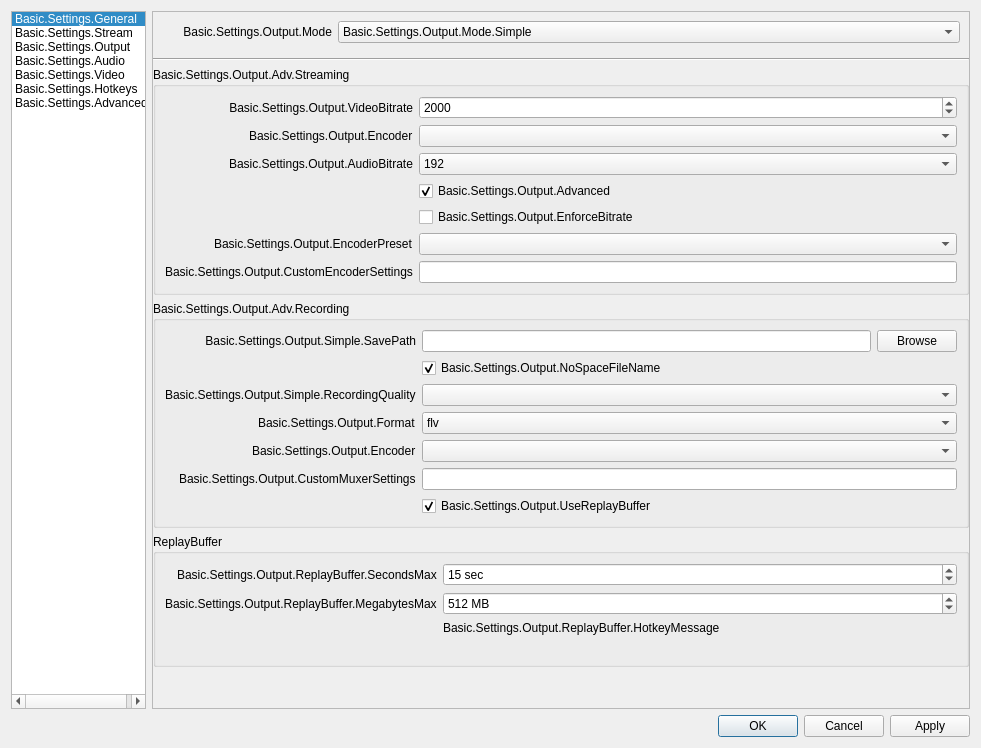
Old version of the form vendor_skins/Evercast/UI/forms/OBSBasicSettings.ui in the repository CoSMoSoftware/OBS-studio-webrtc.
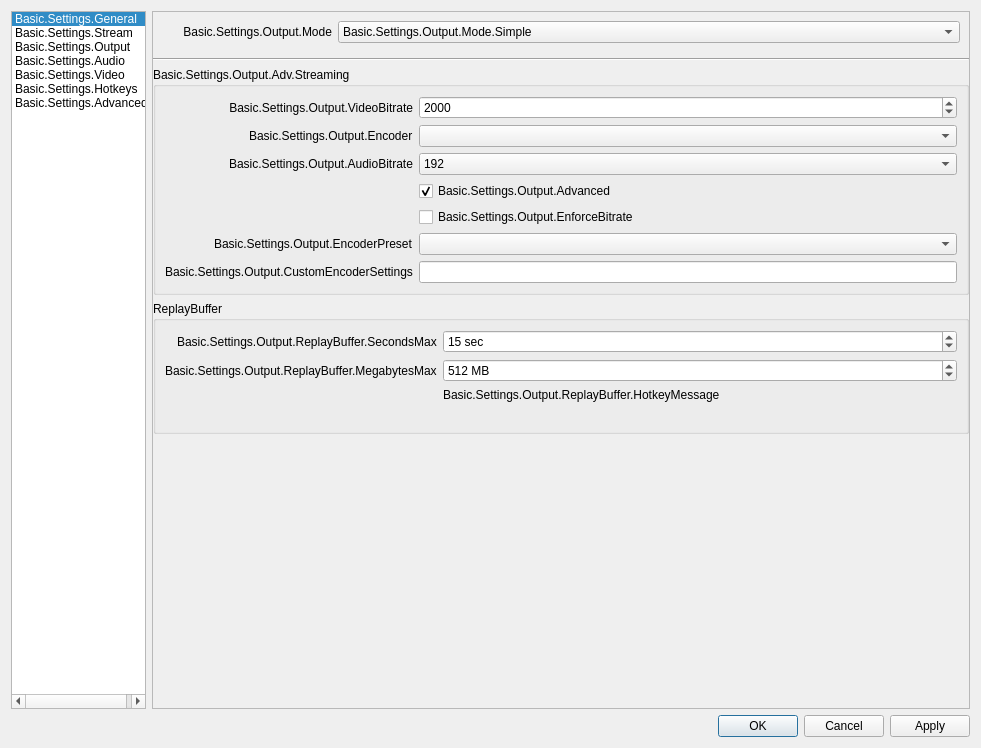
New version of the form. The open tabs and pages were chosen to show the change. Icons and pictures are not drawn.

Commit message: ENH: remove recording panel from Simple Output. #113 #124.

The edit to the form file:
```diff
--- a/vendor_skins/Evercast/UI/forms/OBSBasicSettings.ui
+++ b/vendor_skins/Evercast/UI/forms/OBSBasicSettings.ui
@@ -1007,173 +1007,6 @@
                       <property name="text">
                        <string>Basic.Settings.Output.Encoder</string>
                       </property>
-                      <property name="buddy">
-                       <cstring>simpleOutRecEncoder</cstring>
-                      </property>
-                     </widget>
-                    </item>
-                   </layout>
-                  </widget>
-                 </item>
-                 <item>
-                  <widget class="QGroupBox" name="simpleRecordingGroupBox">
-                   <property name="sizePolicy">
-                    <sizepolicy hsizetype="Preferred" vsizetype="Maximum">
-                     <horstretch>0</horstretch>
-                     <verstretch>0</verstretch>
-                    </sizepolicy>
-                   </property>
-                   <property name="title">
-                    <string>Basic.Settings.Output.Adv.Recording</string>
-                   </property>
-                   <layout class="QFormLayout" name="formLayout_6">
-                    <property name="fieldGrowthPolicy">
-                     <enum>QFormLayout::AllNonFixedFieldsGrow</enum>
-                    </property>
-                    <property name="labelAlignment">
-                     <set>Qt::AlignRight|Qt::AlignTrailing|Qt::AlignVCenter</set>
-                    </property>
-                    <item row="0" column="0">
-                     <widget class="QLabel" name="label_18">
-                      <property name="minimumSize">
-                       <size>
-                        <width>170</width>
-                        <height>0</height>
-                       </size>
-                      </property>
-                      <property name="text">
-                       <string>Basic.Settings.Output.Simple.SavePath</string>
-                      </property>
-                      <property name="alignment">
-                       <set>Qt::AlignRight|Qt::AlignTrailing|Qt::AlignVCenter</set>
-                      </property>
-                      <property name="buddy">
-                       <cstring>simpleOutputPath</cstring>
-                      </property>
-                     </widget>
-                    </item>
-                    <item row="0" column="1">
-                     <layout class="QHBoxLayout" name="horizontalLayout_5">
-                      <item>
-                       <widget class="QLineEdit" name="simpleOutputPath">
-                        <property name="enabled">
-                         <bool>true</bool>
-                        </property>
-                       </widget>
-                      </item>
-                      <item>
-                       <widget class="QPushButton" name="simpleOutputBrowse">
-                        <property name="enabled">
-                         <bool>true</bool>
-                        </property>
-                        <property name="text">
-                         <string>Browse</string>
-                        </property>
-                       </widget>
-                      </item>
-                     </layout>
-                    </item>
-                    <item row="1" column="1">
-                     <widget class="QCheckBox" name="simpleNoSpace">
-                      <property name="text">
-                       <string>Basic.Settings.Output.NoSpaceFileName</string>
-                      </property>
-                      <property name="checked">
-                       <bool>true</bool>
-                      </property>
-                     </widget>
-                    </item>
-                    <item row="2" column="0">
-                     <widget class="QLabel" name="label_26">
-                      <property name="text">
-                       <string>Basic.Settings.Output.Simple.RecordingQuality</string>
-                      </property>
-                      <property name="buddy">
-                       <cstring>simpleOutRecQuality</cstring>
-                      </property>
-                     </widget>
-                    </item>
-                    <item row="2" column="1">
-                     <widget class="QComboBox" name="simpleOutRecQuality"/>
-                    </item>
-                    <item row="3" column="0">
-                     <widget class="QLabel" name="simpleOutRecFormatLabel">
-                      <property name="text">
-                       <string>Basic.Settings.Output.Format</string>
-                      </property>
-                      <property name="buddy">
-                       <cstring>simpleOutRecFormat</cstring>
-                      </property>
-                     </widget>
-                    </item>
-                    <item row="3" column="1">
-                     <widget class="QComboBox" name="simpleOutRecFormat">
-                      <item>
-                       <property name="text">
-                        <string notr="true">flv</string>
-                       </property>
-                      </item>
-                      <item>
-                       <property name="text">
-                        <string notr="true">mp4</string>
-                       </property>
-                      </item>
-                      <item>
-                       <property name="text">
-                        <string notr="true">mov</string>
-                       </property>
-                      </item>
-                      <item>
-                       <property name="text">
-                        <string notr="true">mkv</string>
-                       </property>
-                      </item>
-                      <item>
-                       <property name="text">
-                        <string notr="true">ts</string>
-                       </property>
-                      </item>
-                      <item>
-                       <property name="text">
-                        <string notr="true">m3u8</string>
-                       </property>
-                      </item>
-                     </widget>
-                    </item>
-                    <item row="4" column="0">
-                     <widget class="QLabel" name="simpleOutRecEncoderLabel">
-                      <property name="text">
-                       <string>Basic.Settings.Output.Encoder</string>
-                      </property>
-                      <property name="buddy">
-                       <cstring>simpleOutRecEncoder</cstring>
-                      </property>
-                     </widget>
-                    </item>
-                    <item row="4" column="1">
-                     <widget class="QComboBox" name="simpleOutRecEncoder"/>
-                    </item>
-                    <item row="5" column="0">
-                     <widget class="QLabel" name="label_420">
-                      <property name="text">
-                       <string>Basic.Settings.Output.CustomMuxerSettings</string>
-                      </property>
-                      <property name="buddy">
-                       <cstring>simpleOutMuxCustom</cstring>
-                      </property>
-                     </widget>
-                    </item>
-                    <item row="5" column="1">
-                     <widget class="QLineEdit" name="simpleOutMuxCustom"/>
-                    </item>
-                    <item row="6" column="1">
-                     <widget class="QCheckBox" name="simpleReplayBuf">
-                      <property name="text">
-                       <string>Basic.Settings.Output.UseReplayBuffer</string>
-                      </property>
-                      <property name="checked">
-                       <bool>true</bool>
-                      </property>
                      </widget>
                     </item>
                    </layout>
```
Left out of the diff: 8 changed lines with no effect on the pictures. The commit also changes 1 other file.
